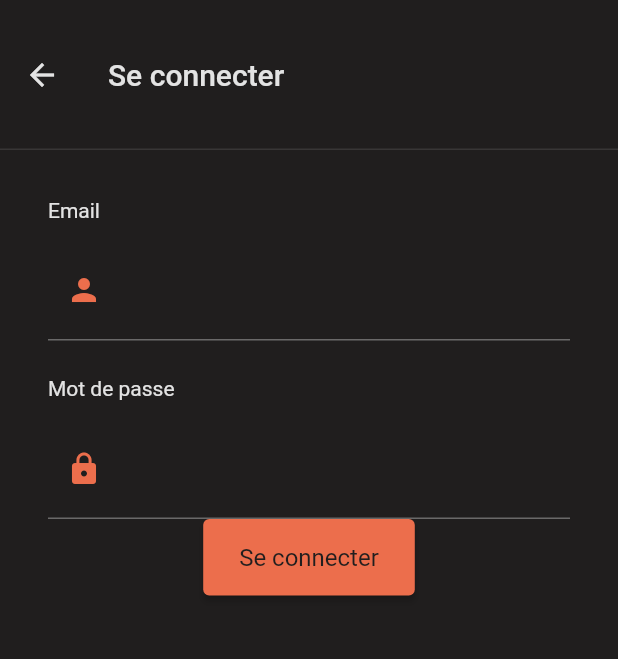
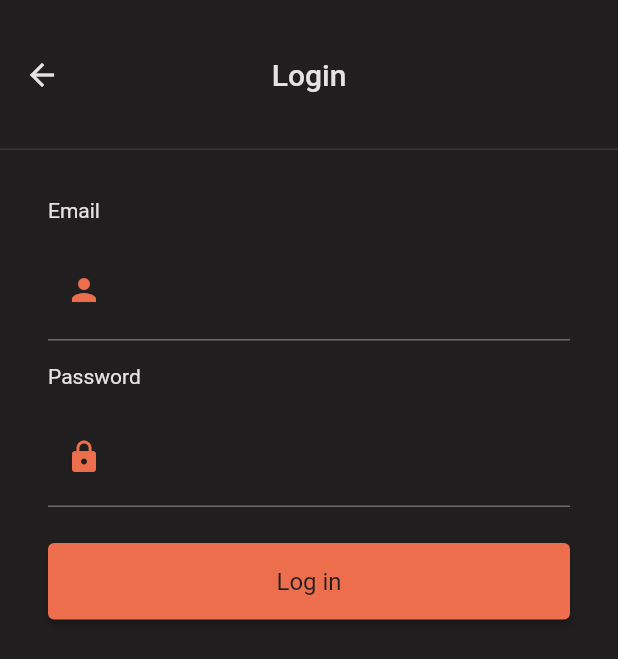
Before and after one commit to MargauxLeroy/open_weather, a Flutter app: the SignInView screen opened directly, on a phone screen of 412 x 824 dp. Shown: the top 659 px of the screen. Run offline on Flutter 3.47's test engine with Material 2 defaults, Android fonts, the phone set to English and light mode, and no system bars; our stand-ins replace freezed_annotation; generated files the repository leaves out were written again; network calls fail; Roboto replaces fonts that are missing (Manrope, Merriweather).

```diff
--- /dev/null
+++ b/l10n.yaml
@@ -0,0 +1,3 @@
+arb-dir: lib/l10n
+template-arb-file: app_en.arb
+output-localization-file: app_localizations.dart
--- a/lib/design_system/constants/sizes.dart
+++ b/lib/design_system/constants/sizes.dart
@@ -9,6 +9,7 @@ class AppPadding {
   static const gap4 = 4.0;
   static const gap8 = 8.0;
   static const gap12 = 12.0;
+  static const gap16 = 16.0;
   static const gap24 = 24.0;
   static const gap32 = 32.0;
 }
--- /dev/null
+++ b/lib/l10n/app_en.arb
@@ -0,0 +1,10 @@
+{
+    "welcome": "Welcome",
+    "login": "Login",
+    "toLogIn": "Log in",
+    "email": "Email",
+    "password": "Password",
+    "humidity": "Humidity",
+    "cloudiness": "Cloudiness",
+    "windSpeed": "Wind speed"
+}
--- a/lib/presentation/sign_in/sign_in_view.dart
+++ b/lib/presentation/sign_in/sign_in_view.dart
@@ -2,31 +2,39 @@ import 'package:flutter/material.dart';
 import 'package:open_weather/design_system/constants/colors.dart';
 import 'package:open_weather/design_system/constants/sizes.dart';
 import 'package:open_weather/design_system/widgets/app_textfield.dart';
+import 'package:flutter_gen/gen_l10n/app_localizations.dart';
 
 class SignInView extends StatelessWidget {
   const SignInView({super.key});
 
   @override
   Widget build(BuildContext context) {
+    final l10n = AppLocalizations.of(context);
+
     return SafeArea(
       child: Scaffold(
         backgroundColor: AppColors.dark800,
-        appBar: AppBar(title: const Text('Se connecter')),
+        appBar: AppBar(
+          title: Text(l10n!.login),
+          centerTitle: true,
+        ),
         body: SingleChildScrollView(
           padding: const EdgeInsets.all(AppPadding.contentPadding),
           child: Column(
+            crossAxisAlignment: CrossAxisAlignment.stretch,
             children: [
-              const AppTextField(
-                label: 'Email',
+              AppTextField(
+                label: l10n.email,
                 icon: Icons.person,
               ),
-              const SizedBox(height: 24),
-              const AppTextField(
-                label: 'Mot de passe',
+              const SizedBox(height: AppPadding.gap16),
+              AppTextField(
+                label: l10n.password,
                 icon: Icons.lock,
               ),
+              const SizedBox(height: AppPadding.gap24),
               ElevatedButton(
-                child: const Text('Se connecter'),
+                child: Text(l10n.toLogIn),
                 onPressed: () {},
               ),
             ],
--- a/pubspec.yaml
+++ b/pubspec.yaml
@@ -41,6 +41,9 @@ dependencies:
   l10n_flutter: ^1.0.6
   flutter_localization: ^0.1.10
   google_fonts: ^4.0.4
+  flutter_localizations:
+    sdk: flutter
+  intl: any
 
 dev_dependencies:
   flutter_test:
@@ -64,6 +67,7 @@ flutter:
   # included with your application, so that you can use the icons in
   # the material Icons class.
   uses-material-design: true
+  generate: true
 
   # assets:
   # - google_fonts/
```
Also changed, not shown: lib/main.dart (+6 -3 lines), lib/presentation/home/home.view.dart (+5 -3 lines), lib/presentation/home/widgets/weather_information.dart (+15 -13 lines), pubspec.lock.
